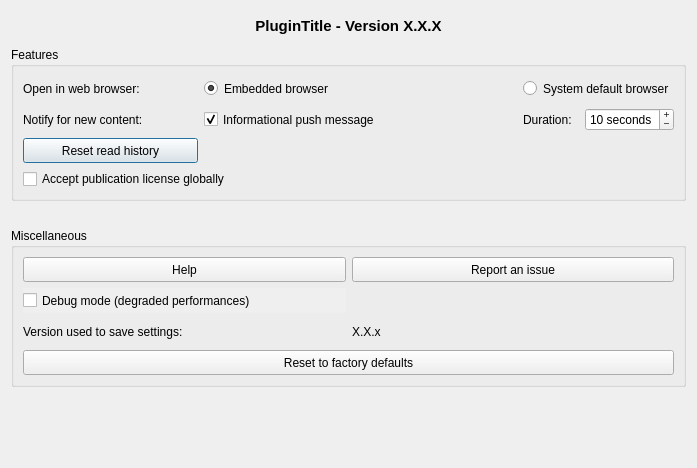
Before: the Qt Designer form qtribu/gui/dlg_settings.ui in geotribu/qtribu, drawn with Qt 5.
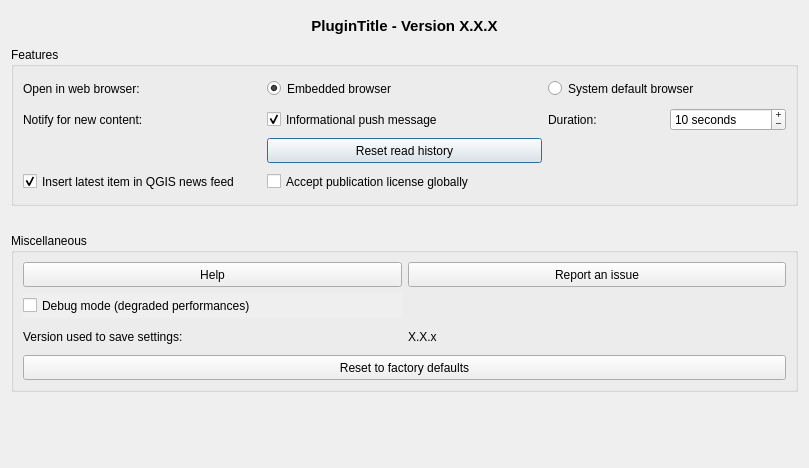
After: the same form once the commit is applied. Icons and pictures are not drawn. Custom widgets are drawn as their Qt base class.

Commit message: feature: ajoute une option pour activer/désactiver l'intégration au fil d'actualité de QGIS

Patch:
```diff
--- a/qtribu/gui/dlg_settings.ui
+++ b/qtribu/gui/dlg_settings.ui
@@ -6,7 +6,7 @@
    <rect>
     <x>0</x>
     <y>0</y>
-    <width>697</width>
+    <width>809</width>
     <height>468</height>
    </rect>
   </property>
@@ -129,8 +129,8 @@
         </property>
        </widget>
       </item>
-      <item row="4" column="0">
-       <widget class="QPushButton" name="btn_reset_read_history">
+      <item row="1" column="1">
+       <widget class="QRadioButton" name="opt_browser_qt">
         <property name="minimumSize">
          <size>
           <width>0</width>
@@ -144,7 +144,38 @@
          </size>
         </property>
         <property name="text">
-         <string>Reset read history</string>
+         <string>Embedded browser</string>
+        </property>
+        <property name="checked">
+         <bool>true</bool>
+        </property>
+       </widget>
+      </item>
+      <item row="5" column="0">
+       <widget class="QCheckBox" name="chb_integration_news_feed">
+        <property name="sizePolicy">
+         <sizepolicy hsizetype="Preferred" vsizetype="Preferred">
+          <horstretch>0</horstretch>
+          <verstretch>0</verstretch>
+         </sizepolicy>
+        </property>
+        <property name="minimumSize">
+         <size>
+          <width>0</width>
+          <height>25</height>
+         </size>
+        </property>
+        <property name="toolTip">
+         <string>The only 'Show QGIS news feed on welcome page' must be checked in General Settings</string>
+        </property>
+        <property name="text">
+         <string>Insert latest item in QGIS news feed</string>
+        </property>
+        <property name="shortcut">
+         <string notr="true"/>
+        </property>
+        <property name="checked">
+         <bool>true</bool>
         </property>
        </widget>
       </item>
@@ -195,8 +226,21 @@
         </property>
        </widget>
       </item>
-      <item row="1" column="1">
-       <widget class="QRadioButton" name="opt_browser_qt">
+      <item row="5" column="1">
+       <widget class="QCheckBox" name="chb_license_global_accept">
+        <property name="minimumSize">
+         <size>
+          <width>0</width>
+          <height>25</height>
+         </size>
+        </property>
+        <property name="text">
+         <string>Accept publication license globally</string>
+        </property>
+       </widget>
+      </item>
+      <item row="4" column="1">
+       <widget class="QPushButton" name="btn_reset_read_history">
         <property name="minimumSize">
          <size>
           <width>0</width>
@@ -210,10 +254,7 @@
          </size>
         </property>
         <property name="text">
-         <string>Embedded browser</string>
-        </property>
-        <property name="checked">
-         <bool>true</bool>
+         <string>Reset read history</string>
         </property>
        </widget>
       </item>
@@ -256,13 +297,6 @@
         </item>
        </layout>
       </item>
-      <item row="5" column="0" colspan="4">
-       <widget class="QCheckBox" name="chb_license_global_accept">
-        <property name="text">
-         <string>Accept publication license globally</string>
-        </property>
-       </widget>
-      </item>
      </layout>
     </widget>
    </item>
```
Left out of the diff: 88 changed lines with no effect on the pictures. The commit also changes 2 other files.
